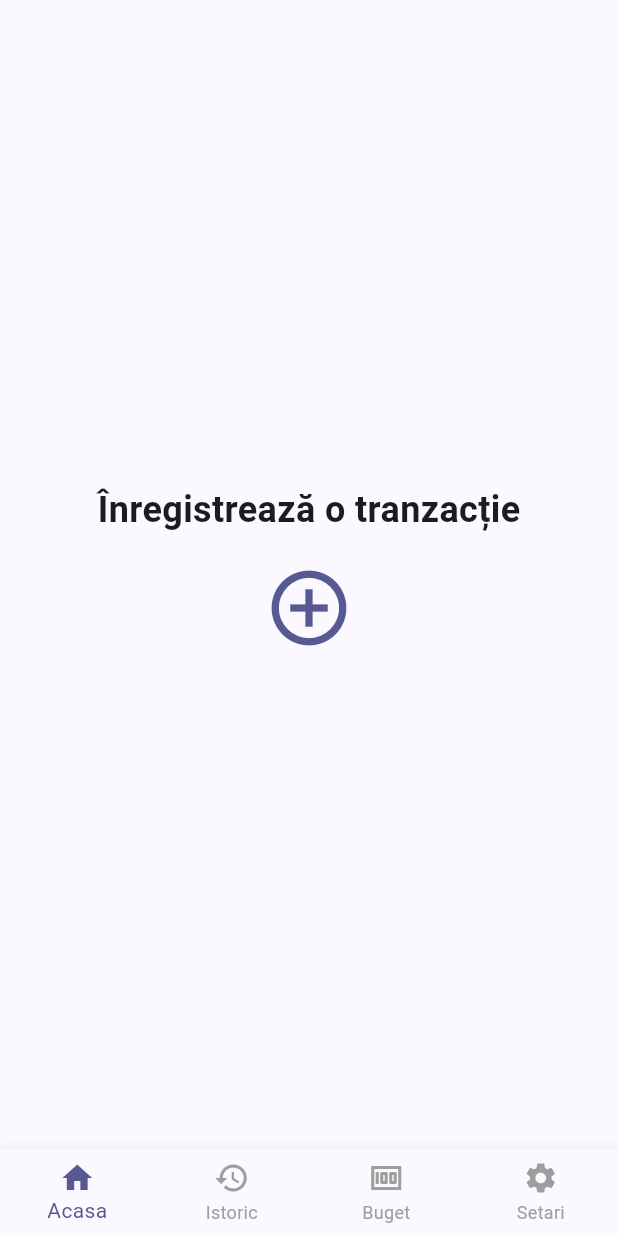
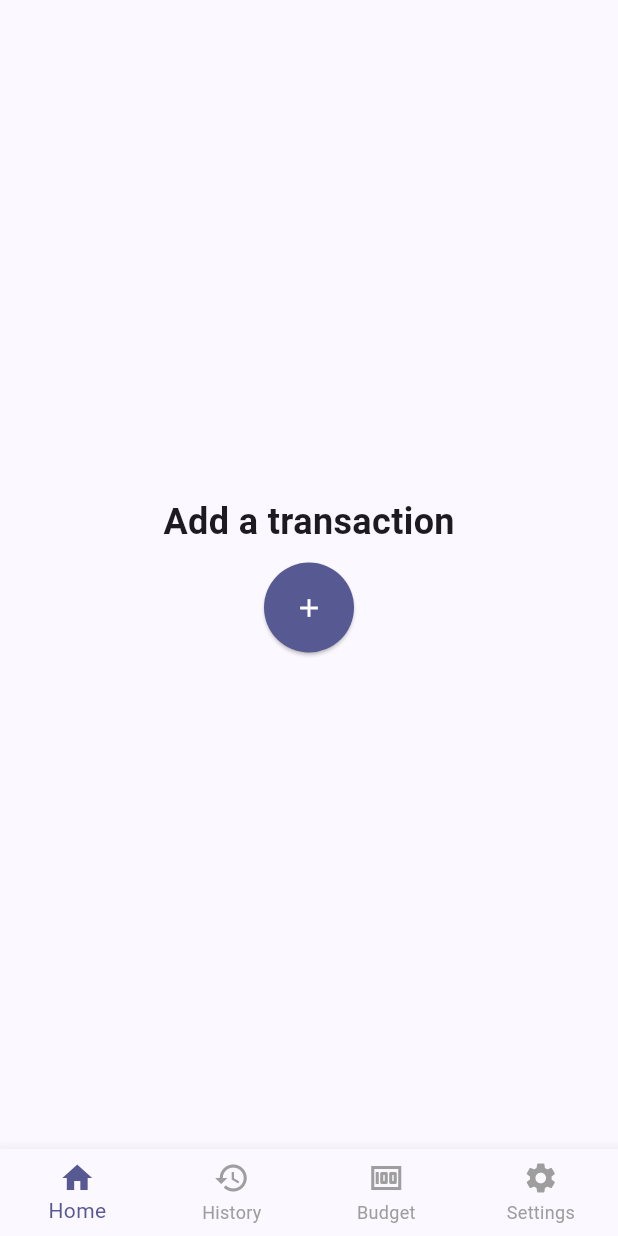
Before and after one commit to MihneaG17/FlutterMobileApp, a Flutter app: the screen it shows after launch, on a phone screen of 412 x 824 dp. Run offline on Flutter 3.47's test engine with Material 3 defaults, Android fonts, the phone set to English and light mode, and no system bars.

Commit message:
Few minor UI changes

```diff
--- a/lib/main.dart
+++ b/lib/main.dart
@@ -50,21 +50,20 @@ class _HomeScreenState extends State<HomeScreen> {
 
             children: <Widget>[
               const Text(
-              'Înregistrează o tranzacție',
+              'Add a transaction',
               style: TextStyle(fontSize: 24, fontWeight: FontWeight.bold),
             ),
             const SizedBox(height: 10),
-            IconButton(
-              iconSize: 60,
-              icon: Icon(
-                Icons.add_circle_outline,
-                color: themeElemColor.colorScheme.primary,
-              ),
-              onPressed: () {
-                //TO-DO - logica de adaugare a tranzactiilor
-                print('Add button pressed.');
-              },
-            )
+            ElevatedButton(
+              onPressed: () {},
+             child: Icon(Icons.add, color: Colors.white, size: 20,),
+              style: ElevatedButton.styleFrom(
+                shape: CircleBorder(),
+                padding: EdgeInsets.all(20.0),
+                backgroundColor: themeElemColor.colorScheme.primary,
+                foregroundColor: Colors.red,
+              ) ,
+            ),
             ],
           ),
         ),
@@ -84,10 +83,10 @@ class _HomeScreenState extends State<HomeScreen> {
           },
 
           items: [
-            BottomNavigationBarItem(icon: Icon(Icons.home), label: 'Acasa'),
-            BottomNavigationBarItem(icon: Icon(Icons.history), label: 'Istoric'),
-            BottomNavigationBarItem(icon: Icon(Icons.money), label: 'Buget'),
-            BottomNavigationBarItem(icon: Icon(Icons.settings), label: 'Setari'),
+            BottomNavigationBarItem(icon: Icon(Icons.home), label: 'Home'),
+            BottomNavigationBarItem(icon: Icon(Icons.history), label: 'History'),
+            BottomNavigationBarItem(icon: Icon(Icons.money), label: 'Budget'),
+            BottomNavigationBarItem(icon: Icon(Icons.settings), label: 'Settings'),
           ]
         ),
     );
```
